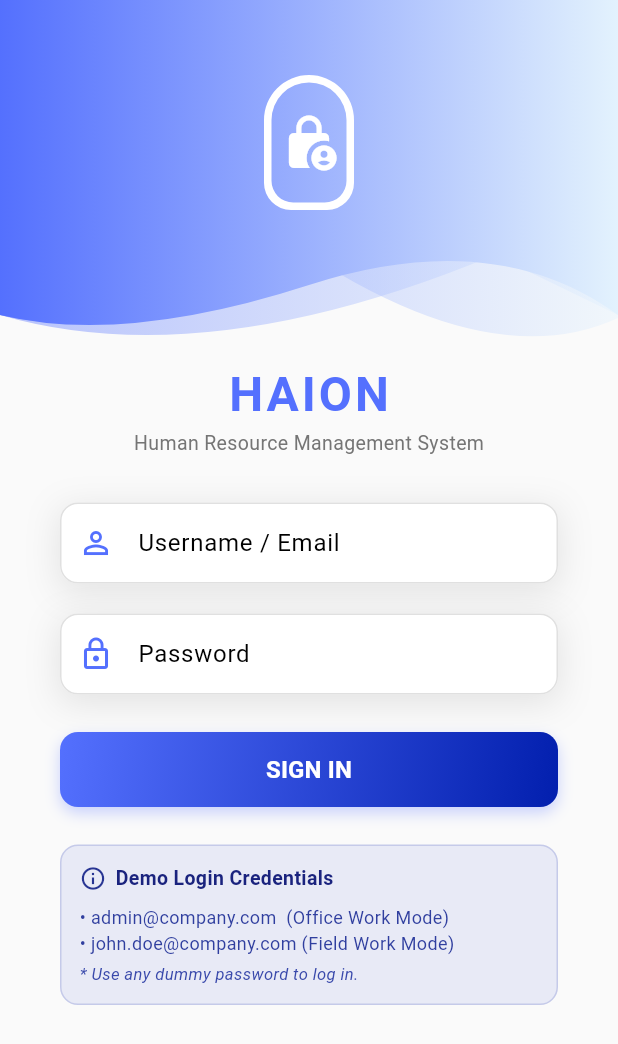
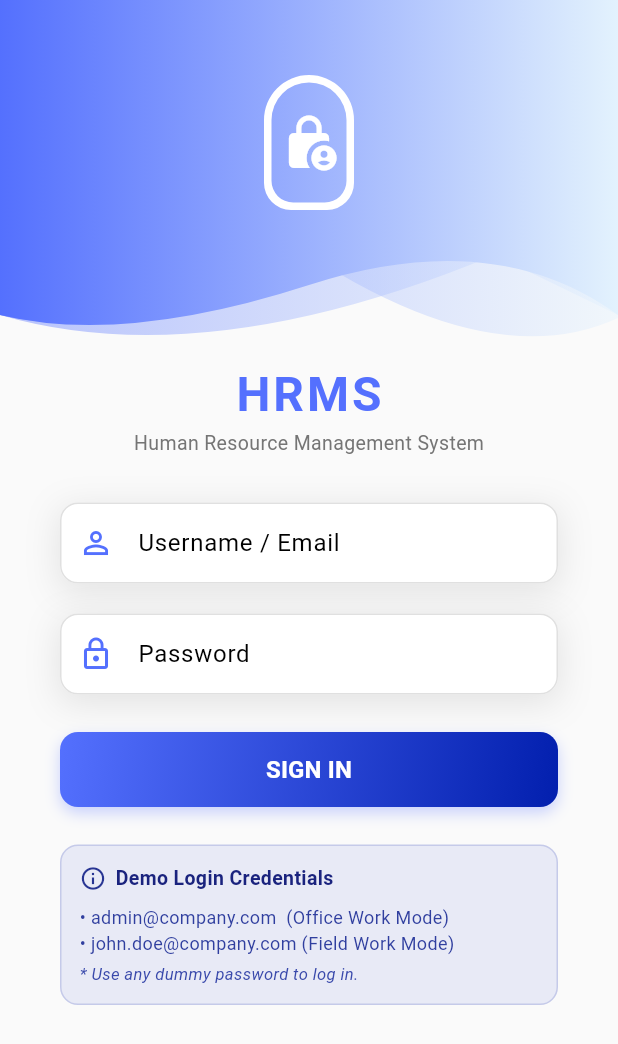
Before and after one commit to ipraveenkmr/HRMS-on-Laravel, a Flutter app: the screen it shows after launch, on a phone screen of 412 x 824 dp. Shown: the top 1044 px of the screen. Run offline on Flutter 3.47's test engine with Material 3 defaults, Android fonts, the phone set to English and light mode, and no system bars; our stand-ins replace device_info_plus, dio, get, location, otp_text_field, permission_handler and 1 more.

Commit message:
feat: add sidebar navigation, global constants, and mock API interceptor for development testing

```diff
--- a/FLUTTER-APP/lib/common/mock_interceptor.dart
+++ b/FLUTTER-APP/lib/common/mock_interceptor.dart
@@ -23,7 +23,7 @@ class MockInterceptor extends Interceptor {
     if (path.endsWith('companies') && method == 'GET') {
       final responseData = List.generate(10, (index) => {
         "id": index + 1,
-        "company_name": index == 0 ? "Haion Corporate HQ" : "Haion Regional Office ${index}",
+        "company_name": index == 0 ? "HRMS Corporate HQ" : "HRMS Regional Office ${index}",
         "company_address": index == 0 ? "Sector 62, Noida, India" : "Tech Avenue, Block ${index + 1}",
         "longitude": "77.3689",
         "latitude": "28.6273",
@@ -493,7 +493,7 @@ class MockInterceptor extends Interceptor {
       "Steelcase Ergonomic Office Chair",
       "Smart Standing Desk with Motor",
       "YubiKey 5C NFC Security Key",
-      "Haion Corporate Access Card & ID Tag"
+      "HRMS Corporate Access Card & ID Tag"
     ];
 
     final descriptions = [
@@ -506,7 +506,7 @@ class MockInterceptor extends Interceptor {
       "Asset tag: STLC-99012, Condition: Used",
       "Asset tag: DSK-8812, Condition: Excellent",
       "Asset tag: YUBI-0128, Condition: Mint",
-      "Access code: HAION-AC-1004, Status: Active"
+      "Access code: HRMS-AC-1004, Status: Active"
     ];
 
     return List.generate(10, (index) {
--- a/FLUTTER-APP/lib/constants.dart
+++ b/FLUTTER-APP/lib/constants.dart
@@ -1,5 +1,5 @@
 class AppConstants {
-  static const String appTitle = 'HAION';
+  static const String appTitle = 'HRMS';
   static const String apiLink = 'https://backend.haion.co.in/api/';
   static const bool dummyMode = true;
 }
--- a/FLUTTER-APP/lib/door/widgets/cdotcomponents.dart
+++ b/FLUTTER-APP/lib/door/widgets/cdotcomponents.dart
@@ -56,7 +56,7 @@ class CdotComponents{
               ),
               child: Container(
                 alignment: Alignment.bottomLeft,
-                child: Text("HAION",
+                child: Text("HRMS",
                   style: TextStyle(fontSize: 25,color: Colors.white, fontWeight: FontWeight.bold),
                 ),
               ),
```
Also changed, not shown: FLUTTER-APP/assets/logo.png, 9 other files.
